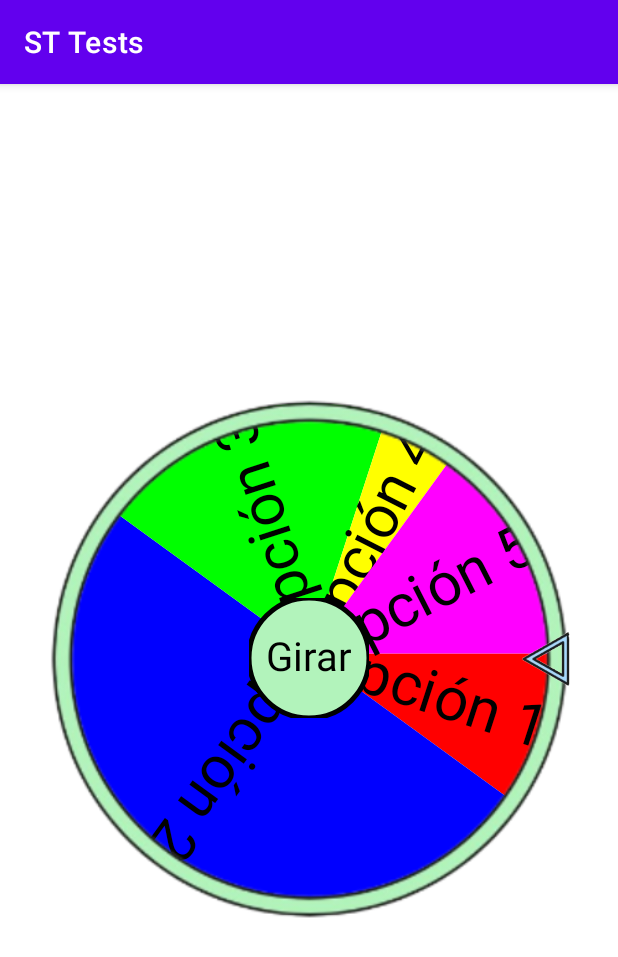
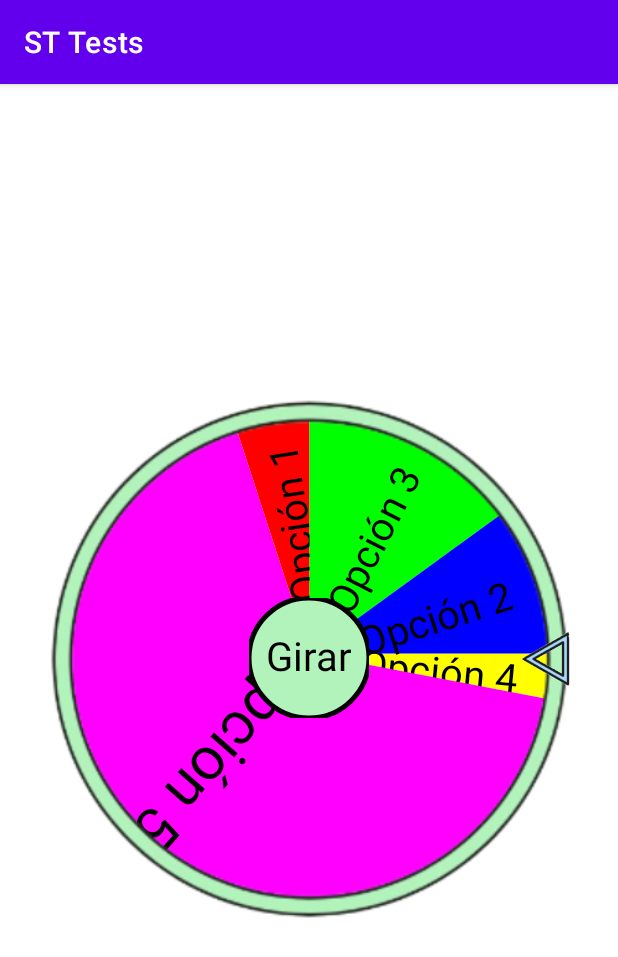
Before and after one commit to Alexandroafk/kotlin-projects-1, an Android app: the RuletaActivity screen opened directly, with no data from a screen before it, on a phone screen of 412 x 824 dp. Shown: the top 957 px of the screen. Run offline under Robolectric (Android 15) with nearby library versions, the phone set to English and light mode, and no system bars.

Commit message:
- Se añade la funcion para habilitar el orden aleatorio de las opciones

```diff
--- a/app/src/main/java/com/wuaha/ktl_p1/ui/ruleta/RuletaActivity.kt
+++ b/app/src/main/java/com/wuaha/ktl_p1/ui/ruleta/RuletaActivity.kt
@@ -21,17 +21,17 @@ class RuletaActivity : AppCompatActivity() {
         ruletaView = findViewById(R.id.ruleta_view_xml)
 
         val opciones = listOf(
-            RuletaOpcion("Opción 1", Color.RED, 10f),
-            RuletaOpcion("Opción 2", Color.BLUE,50f),
-            RuletaOpcion("Opción 3", Color.GREEN, 20f),
-            RuletaOpcion("Opción 4", Color.YELLOW, 5f),
-            RuletaOpcion("Opción 5", Color.MAGENTA, 15f)
+            RuletaOpcion("Opción 1", Color.RED, 5f, 40f),
+            RuletaOpcion("Opción 2", Color.BLUE,10f, 40f),
+            RuletaOpcion("Opción 3", Color.GREEN, 15f, 40f),
+            RuletaOpcion("Opción 4", Color.YELLOW, 3f, 40f),
+            RuletaOpcion("Opción 5", Color.MAGENTA, )
         )
 
         ruletaView.apply {
             setOpciones(opciones)
             // setAnguloSeleccionado(Random.nextFloat() * 360f)
-            setVelocidadAnimacion(8)
+            setVelocidadAnimacion(1)
             setDuracionAnimacion(5000)
 
 //            // Opcional: callback para manejar la selección
--- a/app/src/main/java/com/wuaha/ktl_p1/ui/ruleta/views/InteriorRuletaView.kt
+++ b/app/src/main/java/com/wuaha/ktl_p1/ui/ruleta/views/InteriorRuletaView.kt
@@ -23,6 +23,7 @@ class InteriorRuletaView @JvmOverloads constructor(
     defStyleAttr: Int = 0
 ) : View(context, attrs, defStyleAttr) {
     private var opciones: List<RuletaOpcion> = listOf()
+    private var enableRandomOptions: Boolean = true
     // private var anguloSeleccionado: Float = 0f
     private var velocidadAnimacion: Int = 5
     private var duracionAnimacion: Long = 5000
@@ -54,6 +55,10 @@ class InteriorRuletaView @JvmOverloads constructor(
             return
         }
         invalidate()
+    }
+
+    fun setEnableRandomOptions(enable: Boolean) {
+        enableRandomOptions = enable
     }
 
 //    fun setAnguloSeleccionado(angulo: Float) {
@@ -119,7 +124,13 @@ class InteriorRuletaView @JvmOverloads constructor(
         val radio = centro * 0.95f
         var anguloInicio = 0f
 
-        opciones.forEach { opcion ->
+        val opcionesDibujar = if (enableRandomOptions) {
+            opciones.shuffled()
+        } else {
+            opciones
+        }
+
+        opcionesDibujar.forEach { opcion ->
             val anguloSegmento = (opcion.probabilidad ?: 0f) * 360f / 100f
 
             paint.color = opcion.colorFondo
```
